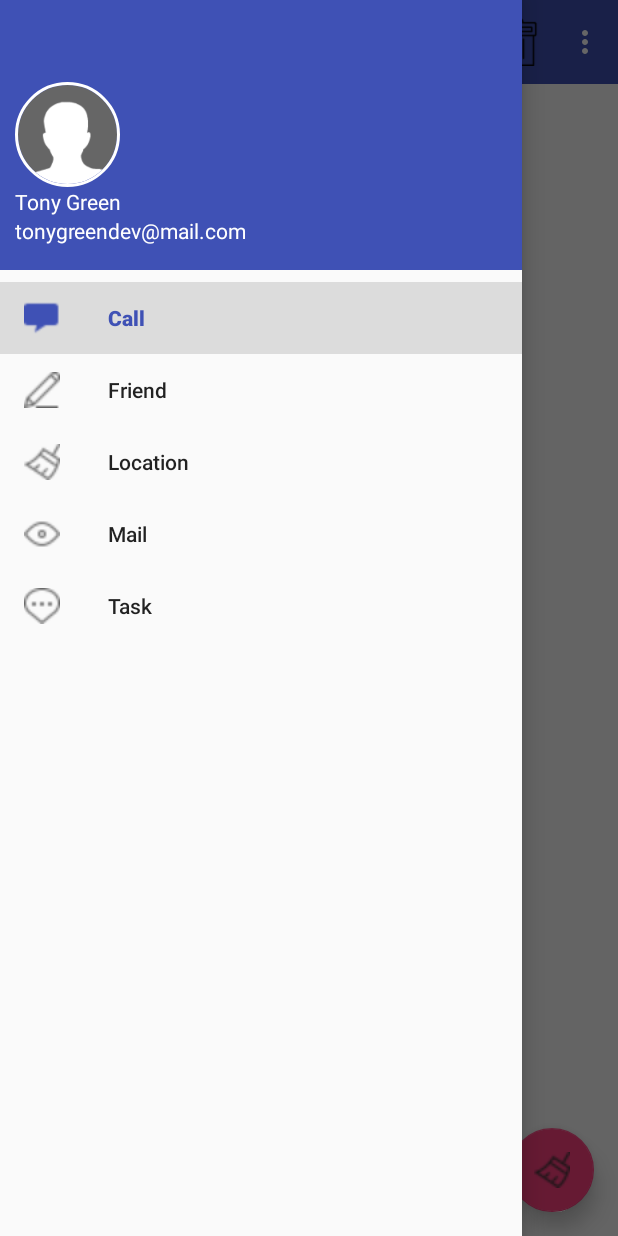
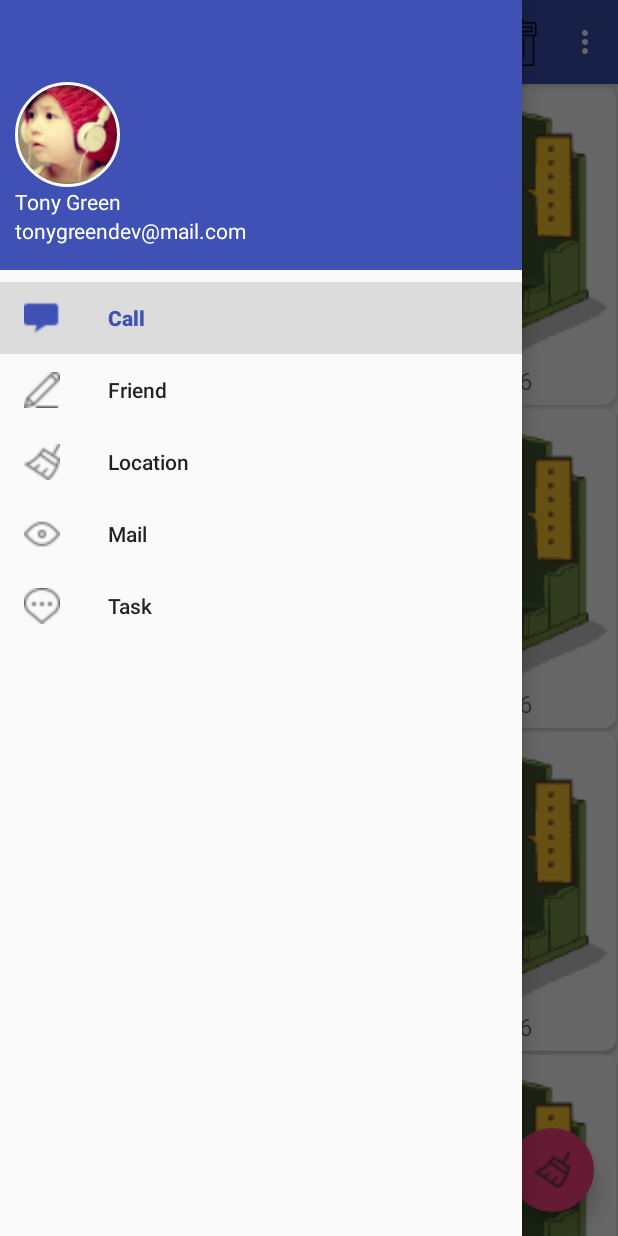
Before and after one commit to accpwds/myandroid, an Android app: the MaterialDesignActivity screen opened directly, with no data from a screen before it, with the side drawer open, on a phone screen of 412 x 824 dp. Run offline under Robolectric (Android 15) with nearby library versions, the phone set to English and light mode, and no system bars; our stand-ins replace CircleImageView; pictures from the network do not load.

Commit message:
2018-03-23 commit 1

```diff
--- a/app/build.gradle
+++ b/app/build.gradle
@@ -35,7 +35,7 @@ dependencies {
     compile 'com.squareup.okhttp3:okhttp:3.10.0'
     compile 'com.google.code.gson:gson:2.8.0'
     compile 'de.hdodenhof:circleimageview:2.2.0'
-    testCompile 'junit:junit:4.12'
     compile 'com.android.support:cardview-v7:25.3.1'
     compile 'com.github.bumptech.glide:glide:3.7.0'
+    testCompile 'junit:junit:4.12'
 }
--- a/app/src/main/AndroidManifest.xml
+++ b/app/src/main/AndroidManifest.xml
@@ -145,7 +145,9 @@
 
         <activity android:name=".activity.ServiceActivity" />
         <activity android:name=".activity.DownloadAcitivty" />
-        <activity android:name=".activity.MaterialDesignActivity"></activity>
+        <activity android:name=".activity.MaterialDesignActivity" />
+        <activity android:name=".activity.FruitActivity5"
+            android:theme="@style/FruitActivityTheme"></activity>
     </application>
 
 </manifest>
--- a/app/src/main/java/com/example/android/activity/LoginActivity.java
+++ b/app/src/main/java/com/example/android/activity/LoginActivity.java
@@ -67,7 +67,7 @@ public class LoginActivity extends BaseActivity {
                         editor.clear();
                     }
                     editor.apply();
-                    Intent intent = new Intent(LoginActivity.this,FirstActivity.class);
+                    Intent intent = new Intent(LoginActivity.this,MaterialDesignActivity.class);
                     startActivity(intent);
                     Toast.makeText(LoginActivity.this,"login success!",Toast.LENGTH_SHORT).show();
                 } else {
--- a/app/src/main/java/com/example/android/activity/MaterialDesignActivity.java
+++ b/app/src/main/java/com/example/android/activity/MaterialDesignActivity.java
@@ -1,16 +1,17 @@
 package com.example.android.activity;
 
-import android.provider.Settings;
-import android.support.annotation.NonNull;
-import android.support.design.internal.NavigationMenuView;
+import android.content.Intent;
 import android.support.design.widget.FloatingActionButton;
 import android.support.design.widget.NavigationView;
 import android.support.design.widget.Snackbar;
 import android.support.v4.view.GravityCompat;
 import android.support.v4.widget.DrawerLayout;
+import android.support.v4.widget.SwipeRefreshLayout;
 import android.support.v7.app.ActionBar;
 import android.support.v7.app.AppCompatActivity;
 import android.os.Bundle;
+import android.support.v7.widget.GridLayoutManager;
+import android.support.v7.widget.RecyclerView;
 import android.support.v7.widget.Toolbar;
 import android.view.Menu;
 import android.view.MenuItem;
@@ -18,37 +19,76 @@ import android.view.View;
 import android.widget.Toast;
 
 import com.example.android.R;
+import com.example.android.adapter.FruitAdapter4;
+import com.example.android.object.Fruit;
+
+import java.util.ArrayList;
+import java.util.List;
+import java.util.Random;
 
 
 public class MaterialDesignActivity extends AppCompatActivity {
 
+    //左屏滑动布局
     private DrawerLayout mDrawerLayout;
+
+    private Fruit[] fruits = {
+            new Fruit("paopaobing3",R.drawable.paopaobing3_static),
+            new Fruit("paopaobing4",R.drawable.paopaobing4_static),
+            new Fruit("paopaobing5",R.drawable.paopaobing5_static),
+            new Fruit("paopaobing6",R.drawable.paopaobing6_static),
+            new Fruit("paopaobing7",R.drawable.paopaobing7_static),
+            new Fruit("paopaobing8",R.drawable.paopaobing8_static),
+            new Fruit("paopaobing9",R.drawable.paopaobing9_static),
+            new Fruit("paopaobing10",R.drawable.paopaobing10_static),
+            new Fruit("paopaobing11",R.drawable.paopaobing11_static),
+            new Fruit("paopaobing12",R.drawable.paopaobing12_static),
+            new Fruit("paopaobing13",R.drawable.paopaobing13_static),
+            new Fruit("paopaobing14",R.drawable.paopaobing14_static),
+            new Fruit("paopaobing15",R.drawable.paopaobing15_static)
+    };
+
+    private List<Fruit> fruitList = new ArrayList<>();
+
+    //适配器
+    private FruitAdapter4 adapter;
+
+    //下拉刷新
+    private SwipeRefreshLayout swipeRefresh;
 
     @Override
     protected void onCreate(Bundle savedInstanceState) {
         super.onCreate(savedInstanceState);
         setContentView(R.layout.activity_material_design);
         Toolbar toolbar = (Toolbar) findViewById(R.id.toolbar);
+        //使用Toolbar，使其与ActionBar功能一致
         setSupportActionBar(toolbar);
         mDrawerLayout = (DrawerLayout) findViewById(R.id.drawer_layout);
+        //滑动菜单布局
         NavigationView navView = (NavigationView) findViewById(R.id.nav_view);
+        //导航标题栏
         ActionBar actionBar = getSupportActionBar();
         if (actionBar != null){
-            actionBar.setDisplayHomeAsUpEnabled(true);
-            actionBar.setHomeAsUpIndicator(R.drawable.menu);
+            actionBar.setDisplayHomeAsUpEnabled(true);  //显示导航按钮
+            actionBar.setHomeAsUpIndicator(R.drawable.head1); //设置导航按钮图标
+
         }
-        navView.setCheckedItem(R.id.nav_call);
+        //滑动菜单布局
+        navView.setCheckedItem(R.id.nav_call); //选中滑动菜单中的某一个选项菜单
         navView.setNavigationItemSelectedListener(new NavigationView.OnNavigationItemSelectedListener() {
             @Override
             public boolean onNavigationItemSelected(MenuItem item) {
-                mDrawerLayout.closeDrawers();
+                mDrawerLayout.closeDrawers(); //选中菜单则触发并闭滑动菜单
                 return false;
             }
         });
+
+        //获得浮动按钮
         FloatingActionButton fab = (FloatingActionButton) findViewById(R.id.fab);
         fab.setOnClickListener(new View.OnClickListener() {
             @Override
             public void onClick(View v) {
+                //二次确认提醒
                 Snackbar.make(v,"Data deleted",Snackbar.LENGTH_SHORT)
                         .setAction("Undo", new View.OnClickListener() {
                                     @Override
@@ -59,9 +99,51 @@ public class MaterialDesignActivity extends AppCompatActivity {
                                 }).show();
             }
         });
+
+        initFruit();
+        //滚动视图
+        RecyclerView recyclerView = (RecyclerView) findViewById(R.id.recycler_view);
+        //瀑布流网格显示
+        GridLayoutManager gridLayoutManager;
+        gridLayoutManager = new GridLayoutManager(this,2);
+        recyclerView.setLayoutManager(gridLayoutManager);
+        adapter = new FruitAdapter4(fruitList);
+        recyclerView.setAdapter(adapter);
+
+        //下拉刷新
+        swipeRefresh = (SwipeRefreshLayout) findViewById(R.id.swipe_refresh);
+        swipeRefresh.setColorSchemeResources(R.color.colorPrimary);
+        swipeRefresh.setOnRefreshListener(new SwipeRefreshLayout.OnRefreshListener() {
+            @Override
+            public void onRefresh() {
+                refreshFruits();
+            }
+        });
     }
 
-    //actionBar
+    public void refreshFruits(){
+        new Thread(new Runnable() {
+            @Override
+            public void run() {
+                try {
+                    Thread.sleep(2000);
+                } catch (Exception e) {
+                    e.printStackTrace();
+                }
+                //子线程切换为主线程
+                runOnUiThread(new Runnable() {
+                    @Override
+                    public void run() {
+                        initFruit();
+                        adapter.notifyDataSetChanged();
+                        swipeRefresh.setRefreshing(false);
+                    }
+                });
+            }
+        }).start();
+    }
+
+    //加载toolbar.xml菜单
     public boolean onCreateOptionsMenu(Menu menu){
         getMenuInflater().inflate(R.menu.toolbar,menu);
         return true;
@@ -71,14 +153,17 @@ public class MaterialDesignActivity extends AppCompatActivity {
     public boolean onOptionsItemSelected(MenuItem item) {
         switch (item.getItemId()){
             case R.id.backup:
-                Toast.makeText(this,"You clicked backup",Toast.LENGTH_SHORT).show();
+                Intent intent = new Intent(MaterialDesignActivity.this,FirstActivity.class);
+                startActivity(intent);
                 break;
             case R.id.delete:
                 Toast.makeText(this,"You clicked delete",Toast.LENGTH_SHORT).show();
                 break;
             case R.id.setting:
-                Toast.makeText(this,"You clicked setting",Toast.LENGTH_SHORT).show();
+                Intent loginOutIntent = new Intent("com.example.test1.FORCE_OFFLINE");
+                sendBroadcast(loginOutIntent);
                 break;
+            //toolbar菜单中最左侧菜单项点击后出现滑动菜单
             case android.R.id.home:
                 mDrawerLayout.openDrawer(GravityCompat.START);
                 break;
@@ -87,4 +172,13 @@ public class MaterialDesignActivity extends AppCompatActivity {
         }
         return super.onOptionsItemSelected(item);
     }
+
+    private void initFruit(){
+        fruitList.clear();
+        for (int i = 0; i < 50; i++){
+            Random random = new Random();
+            int index = random.nextInt(fruits.length);
+            fruitList.add(fruits[index]);
+        }
+    }
 }
--- /dev/null
+++ b/app/src/main/java/com/example/android/adapter/FruitAdapter4.java
@@ -0,0 +1,88 @@
+package com.example.android.adapter;
+
+import android.content.Context;
+import android.content.Intent;
+import android.support.v7.widget.CardView;
+import android.support.v7.widget.RecyclerView;
+import android.view.LayoutInflater;
+import android.view.View;
+import android.view.ViewGroup;
+import android.widget.ImageView;
+import android.widget.TextView;
+import android.widget.Toast;
+
+import com.bumptech.glide.Glide;
+import com.example.android.R;
+import com.example.android.activity.FruitActivity5;
+import com.example.android.object.Fruit;
+
+import java.util.List;
+
+/**
+ * Created by Administrator on 2018/2/27.
+ */
+
+public class FruitAdapter4 extends RecyclerView.Adapter<FruitAdapter4.ViewHolder> {
+
+    private Context mContext;
+
+    private List<Fruit> mFruitList;
+
+    public FruitAdapter4(List<Fruit> fruitList) {
+
+        mFruitList = fruitList;
+    }
+
+    static class ViewHolder extends RecyclerView.ViewHolder {
+
+        CardView cardView;
+        ImageView fruitImage;
+        TextView fruitText;
+        //View fruitView;
+
+        public ViewHolder(View view) {
+            super(view);
+            //fruitView = view;
+            cardView = (CardView) view;
+            fruitImage = (ImageView) view.findViewById(R.id.fruit_image);
+            fruitText = (TextView) view.findViewById(R.id.fruit_name);
+        }
+    }
+
+    @Override
+    public ViewHolder onCreateViewHolder(ViewGroup parent, int viewType) {
+        if (mContext == null){
+            mContext = parent.getContext();
+        }
+        View view = LayoutInflater.from(mContext).inflate(R.layout.fruit_item3, parent, false);
+        final ViewHolder viewHolder = new ViewHolder(view);
+        viewHolder.cardView.setOnClickListener(new View.OnClickListener() {
+            @Override
+            public void onClick(View v) {
+                int postion = viewHolder.getAdapterPosition();
+                Fruit fruit = mFruitList.get(postion);
+                Intent intent = new Intent(mContext, FruitActivity5.class);
+                intent.putExtra(FruitActivity5.FRUIT_NAME,fruit.getName());
+                intent.putExtra(FruitActivity5.FRUIT_IMAGE_ID,fruit.getImageId());
+                mContext.startActivity(intent);
+            }
+        });
+        return viewHolder;
+    }
+
+    @Override
+    public void onBindViewHolder(ViewHolder holder, int position) {
+        Fruit fruit = mFruitList.get(position);
+        holder.fruitText.setText(fruit.getName());
+        holder.fruitImage.setImageResource(fruit.getImageId());
+        //holder.fruitText.setText(fruit.getContent());
+        //加载图片后，将图片设置到对应的图片位置
+        Glide.with(mContext).load(fruit.getImageId()).into(holder.fruitImage);
+    }
+
+    @Override
+    public int getItemCount() {
+
+        return mFruitList.size();
+    }
+}
--- a/app/src/main/res/layout/activity_material_design.xml
+++ b/app/src/main/res/layout/activity_material_design.xml
@@ -1,4 +1,5 @@
 <?xml version="1.0" encoding="utf-8"?>
+<!-- 滑动菜单 -->
 <android.support.v4.widget.DrawerLayout
     xmlns:android="http://schemas.android.com/apk/res/android"
     xmlns:app="http://schemas.android.com/apk/res-auto"
@@ -7,23 +8,48 @@
     android:layout_width="match_parent"
     >
 
+    <!-- 监听子控件事件，作出合理的响应操作 -->
     <android.support.design.widget.CoordinatorLayout
         android:layout_width="match_parent"
         android:layout_height="match_parent">
 
+        <!-- 解决RecyclerView 遮挡 Toolbar的问题 -->
+        <android.support.design.widget.AppBarLayout
+            android:layout_width="match_parent"
+            android:layout_height="wrap_content">
+
+            <!-- 标题栏ToolBar  app:popupTheme 兼容5.0以下的版本主题样式
+             layout_scrollFlags scroll 向下滚动时消失，enterAlways向上滚动时显示，
+             snap 当Toolbar还没有完全隐藏时，根据当前滚动的距离，自动选择隐藏还是显示
+             -->
             <android.support.v7.widget.Toolbar
                 android:id="@+id/toolbar"
                 android:layout_width="match_parent"
                 android:layout_height="?attr/actionBarSize"
                 android:background="?attr/colorPrimary"
                 android:theme="@style/ThemeOverlay.AppCompat.Dark.ActionBar"
-            app:popupTheme="@style/ThemeOverlay.AppCompat.Light"/>
+                app:popupTheme="@style/ThemeOverlay.AppCompat.Light"
+                app:layout_scrollFlags="scroll|enterAlways|snap"/>
 
+        </android.support.design.widget.AppBarLayout>
+
+        <!-- 下拉刷新 -->
+        <android.support.v4.widget.SwipeRefreshLayout
+            android:id="@+id/swipe_refresh"
+            android:layout_width="match_parent"
+            android:layout_height="match_parent"
+            app:layout_behavior="@string/appbar_scrolling_view_behavior">
+
+            <!-- 滚动视图 -->
             <android.support.v7.widget.RecyclerView
                 android:id="@+id/recycler_view"
                 android:layout_width="match_parent"
-            android:layout_height="match_parent"/>
+                android:layout_height="wrap_content"
+                />
 
+        </android.support.v4.widget.SwipeRefreshLayout>
+
+        <!-- 浮动按钮 elevation 投影效果-->
         <android.support.design.widget.FloatingActionButton
             android:id="@+id/fab"
             android:layout_width="wrap_content"
@@ -35,6 +61,7 @@
 
     </android.support.design.widget.CoordinatorLayout>
 
+    <!-- 滑动菜单布局 -->
     <android.support.design.widget.NavigationView
         android:id="@+id/nav_view"
         android:layout_width="match_parent"
--- a/app/src/main/res/layout/nav_header.xml
+++ b/app/src/main/res/layout/nav_header.xml
@@ -9,7 +9,7 @@
 
     <de.hdodenhof.circleimageview.CircleImageView
         android:id="@+id/icon_image"
-        android:src="@drawable/webcam"
+        android:src="@drawable/head"
         android:layout_centerInParent="true"
         android:layout_alignParentLeft="true"
         app:civ_border_width="2dp"
--- a/app/src/main/res/menu/toolbar.xml
+++ b/app/src/main/res/menu/toolbar.xml
@@ -16,7 +16,7 @@
     <item
         android:id="@+id/setting"
         android:icon="@drawable/vsplitter_thumb"
-        android:title="Setting"
+        android:title="退出登录"
         app:showAsAction="never">
     </item>
 </menu>
--- /dev/null
+++ b/app/src/main/res/values-v21/styles.xml
@@ -0,0 +1,6 @@
+<?xml version="1.0" encoding="utf-8"?>
+<resources>
+    <style name="FruitActivityTheme" parent="AppTheme">
+        <item name="android:statusBarColor">@android:color/transparent</item>
+    </style>
+</resources>
--- a/app/src/main/res/values/styles.xml
+++ b/app/src/main/res/values/styles.xml
@@ -8,4 +8,6 @@
         <item name="colorAccent">@color/colorAccent</item>
     </style>
 
+    <style name="FruitActivityTheme" parent="AppTheme"></style>
+
 </resources>
```
Also changed, not shown: app/src/main/java/com/example/android/activity/FruitActivity5.java (added, +86 -0 lines), app/src/main/res/layout/activity_fruit5.xml (added, +91 -0 lines), app/src/main/res/layout/fruit_item3.xml (+6 -5 lines), app/src/main/res/drawable/head.png (added), app/src/main/res/drawable/head1.png (added), app/src/main/res/mipmap-mdpi/head.png (added). Lines whose indentation alone changed are shown as unchanged.
